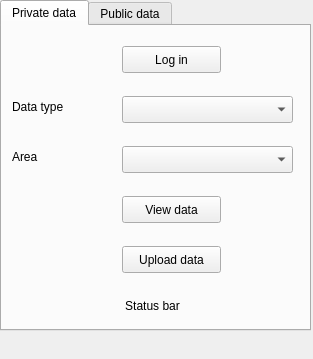
Before: the Qt Designer form dockwidget.ui in nens/lizard_qgis_plugin, drawn with Qt 5.
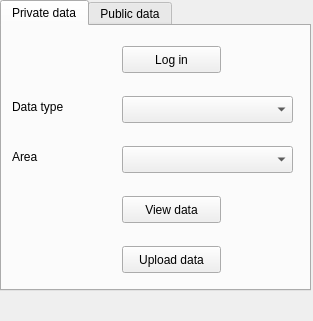
After: the same form once the commit is applied. The open tabs and pages were chosen to show the change.

Commit message: Remove status bar in dockwidget.

```diff
--- a/dockwidget.ui
+++ b/dockwidget.ui
@@ -7,7 +7,7 @@
     <x>0</x>
     <y>0</y>
     <width>313</width>
-    <height>359</height>
+    <height>321</height>
    </rect>
   </property>
   <property name="windowTitle">
@@ -20,7 +20,7 @@
       <x>0</x>
       <y>0</y>
       <width>311</width>
-      <height>331</height>
+      <height>291</height>
      </rect>
     </property>
     <property name="currentIndex">
@@ -71,25 +71,6 @@
        <bool>false</bool>
       </property>
      </widget>
-     <widget class="QLabel" name="status_bar_private">
-      <property name="geometry">
-       <rect>
-        <x>0</x>
-        <y>270</y>
-        <width>301</width>
-        <height>20</height>
-       </rect>
-      </property>
-      <property name="cursor">
-       <cursorShape>ArrowCursor</cursorShape>
-      </property>
-      <property name="text">
-       <string>Status bar</string>
-      </property>
-      <property name="alignment">
-       <set>Qt::AlignCenter</set>
-      </property>
-     </widget>
      <widget class="QLabel" name="data_type_label_private">
       <property name="geometry">
        <rect>
```
Left out of the diff: 18 changed lines with no effect on the pictures. The commit also changes 1 other file.
